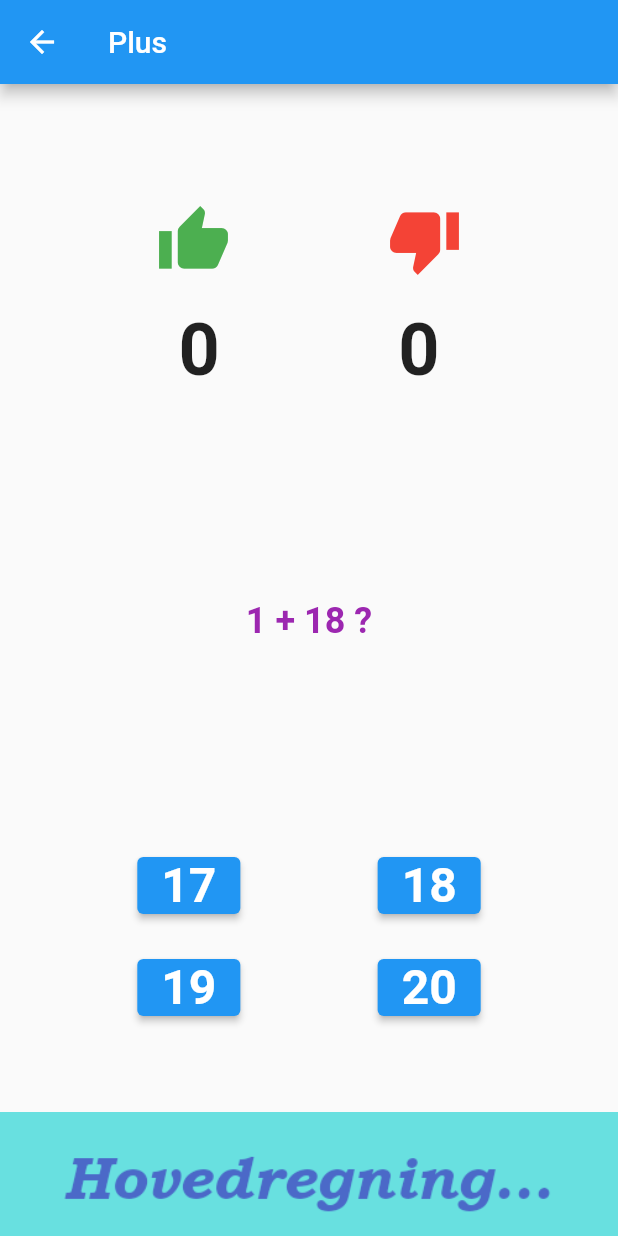
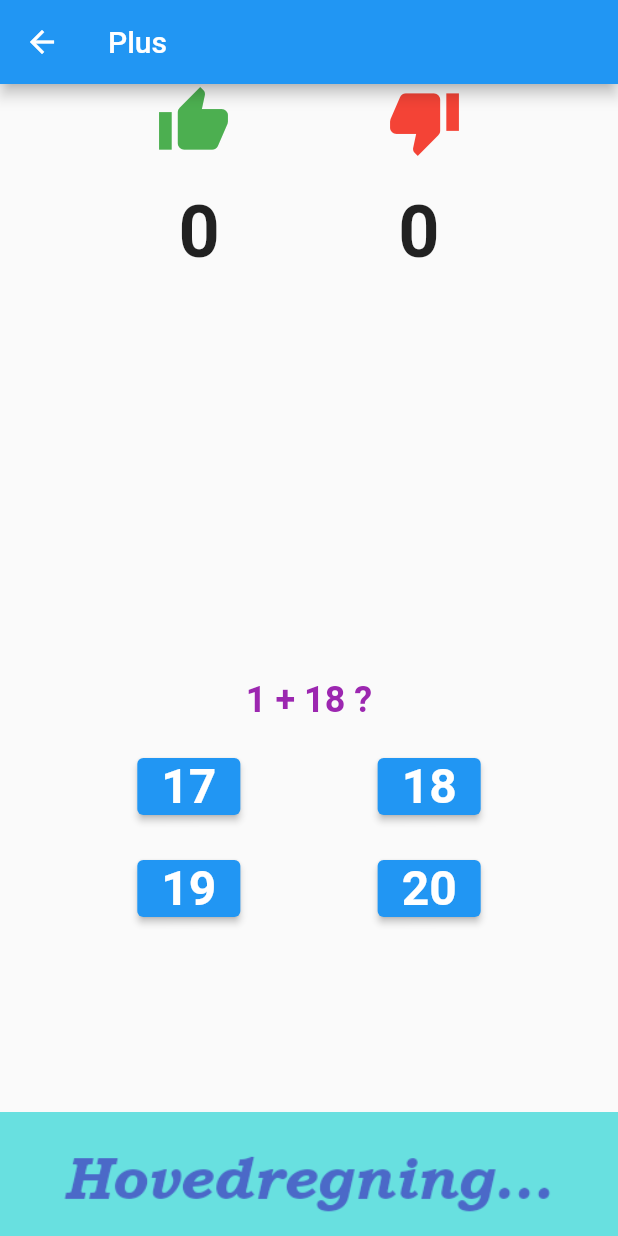
Before and after one commit to davidlamhauge/hovedRegner, a Flutter app: the PractisePlus screen opened directly, on a phone screen of 412 x 824 dp. Run offline on Flutter 3.47's test engine with Material 2 defaults, Android fonts, the phone set to English and light mode, and no system bars.

```diff
--- a/lib/subjects/practise_plus.dart
+++ b/lib/subjects/practise_plus.dart
@@ -73,7 +73,6 @@ class _PractisePlusState extends State<PractisePlus> {
         child: Column(
           mainAxisAlignment: MainAxisAlignment.spaceBetween,
           children: [
-            const SizedBox(height: 20),
             Column(
               children: [
                 Row(
@@ -107,16 +106,10 @@ class _PractisePlusState extends State<PractisePlus> {
             ),
             const SizedBox(height: 20),
             _continue
-                ? Text(
+                ? Column(
+                    children: [
+                      Text(
                         '${_getPlusQuiz()} ?',
-                    style: const TextStyle(
-                      fontSize: 24,
-                      fontWeight: FontWeight.bold,
-                      color: Colors.purple,
-                    ),
-                  )
-                : Text(
-                    'Resultat: $yes ud af $questNum',
                         style: const TextStyle(
                           fontSize: 24,
                           fontWeight: FontWeight.bold,
@@ -124,9 +117,6 @@ class _PractisePlusState extends State<PractisePlus> {
                         ),
                       ),
                       const SizedBox(height: 20),
-            _continue
-                ? Column(
-                    children: [
                       Row(
                         mainAxisAlignment: MainAxisAlignment.spaceEvenly,
                         children: [
@@ -188,12 +178,32 @@ class _PractisePlusState extends State<PractisePlus> {
                       ),
                     ],
                   )
-                : Column(
-                    children: const [
-                      Text('Færdig med quizzen'),
-                      Spacer(),
+                : wrongAnswers.isNotEmpty
+                    ? Column(
+                        children: [
+                          Text(
+                            'Resultat: $yes ud af $questNum',
+                            style: const TextStyle(
+                              fontSize: 24,
+                              fontWeight: FontWeight.bold,
+                              color: Colors.purple,
+                            ),
+                          ),
+                          Container(
+                            color: Colors.green[100],
+                            height: 80,
+                            alignment: Alignment.center,
+                            child: Column(
+                              children: [
+                                SingleChildScrollView(
+                                  child: Text(wrongAnswers[0]),
+                                )
                               ],
                             ),
+                          )
+                        ],
+                      )
+                    : const Spacer(),
             const Image(
               image: AssetImage('assets/hovedregning.png'),
             ),
```
Also changed, not shown: lib/wrong_answers.dart (added, +56 -0 lines). Lines whose indentation alone changed are shown as unchanged.
